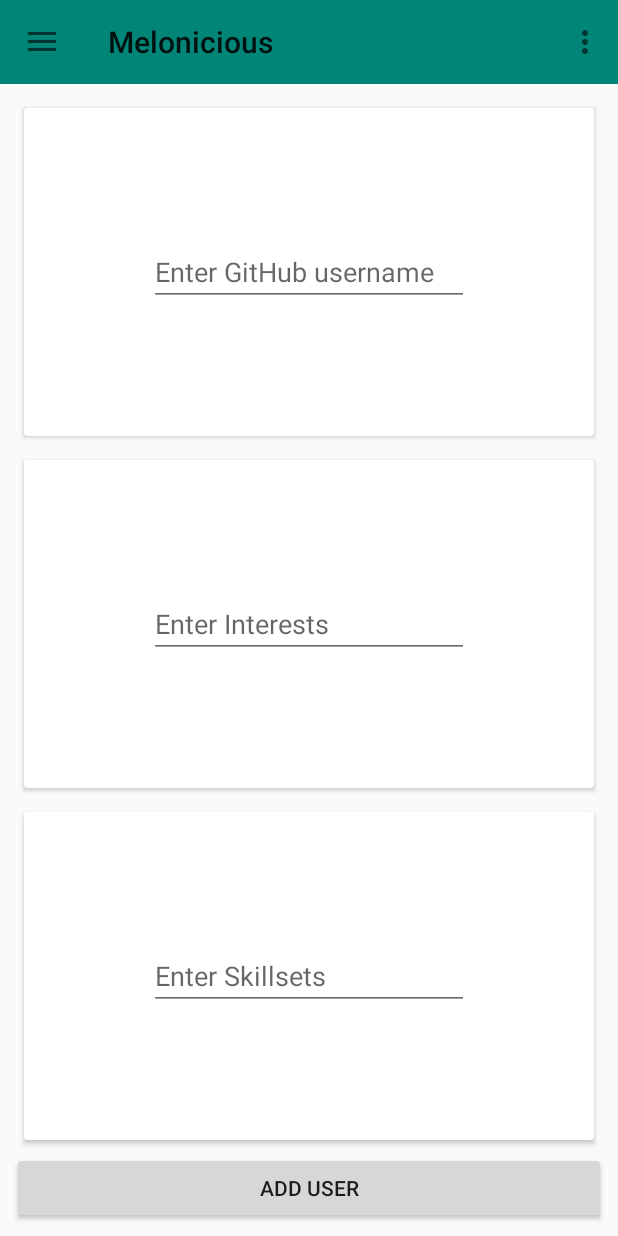
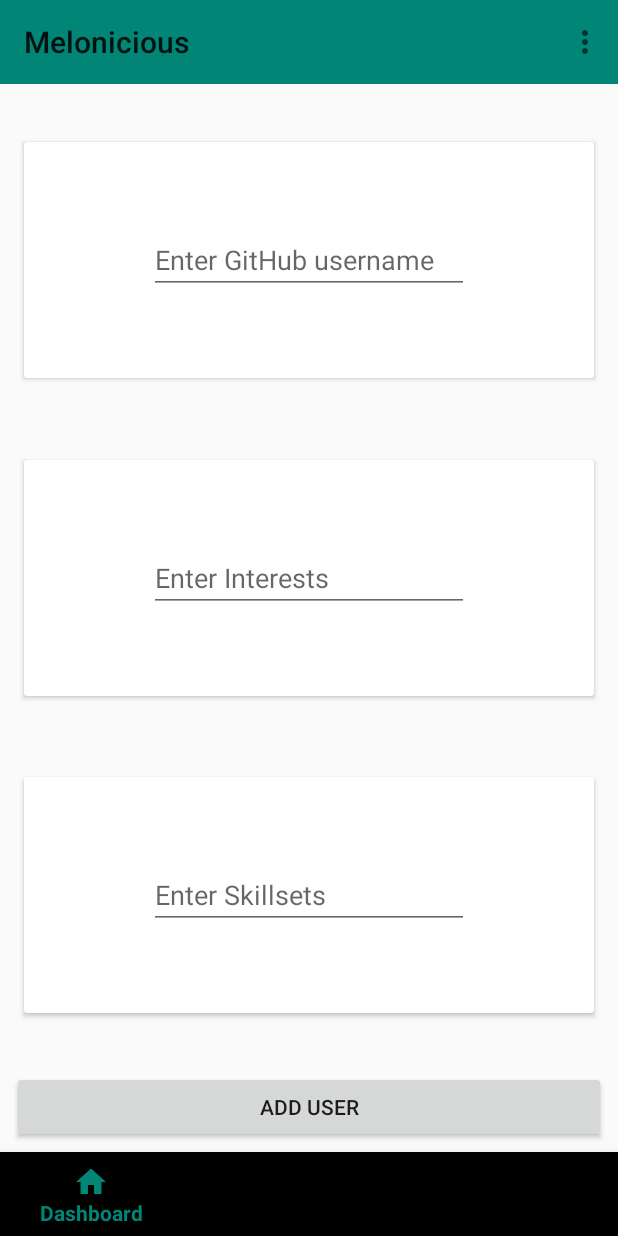
Before and after one commit to AbhilashG97/Melonicious, an Android app: the screen it shows after launch (DashboardActivity), after a tap on an icon or button, on a phone screen of 412 x 824 dp. Run offline under Robolectric (Android 15) with nearby library versions, the phone set to English and light mode, and no system bars; our stand-ins replace Room's generated code, RxJava; libraries missing offline, so code that uses them is left out: com.facebook.stetho; 1 statement that could not run was skipped.

Commit message:
Update Navigation drawer

```diff
--- a/app/build.gradle
+++ b/app/build.gradle
@@ -40,6 +40,8 @@ android {
 dependencies {
     implementation fileTree(include: ['*.jar'], dir: 'libs')
     implementation 'androidx.appcompat:appcompat:1.0.2'
+    //Design library
+    implementation 'com.android.support:design:28.0.0'
 
     // retrofit
     implementation 'com.squareup.retrofit2:retrofit:2.6.1'
--- a/app/src/main/java/abhilash/example/com/melonicious/dashboard/DashboardActivity.java
+++ b/app/src/main/java/abhilash/example/com/melonicious/dashboard/DashboardActivity.java
@@ -6,11 +6,15 @@ import android.util.Log;
 import android.view.Menu;
 import android.view.MenuItem;
 import android.view.View;
+import android.view.Window;
+import android.view.WindowManager;
 
+import androidx.annotation.NonNull;
 import androidx.appcompat.app.ActionBarDrawerToggle;
 import androidx.appcompat.app.AlertDialog;
 import androidx.appcompat.app.AppCompatActivity;
 import androidx.appcompat.widget.Toolbar;
+import androidx.core.content.ContextCompat;
 import androidx.core.view.GravityCompat;
 import androidx.drawerlayout.widget.DrawerLayout;
 import androidx.fragment.app.Fragment;
@@ -19,6 +23,7 @@ import androidx.fragment.app.FragmentTransaction;
 import androidx.lifecycle.ViewModelProviders;
 
 import com.facebook.stetho.Stetho;
+import com.google.android.material.bottomnavigation.BottomNavigationView;
 import com.google.android.material.navigation.NavigationView;
 import com.google.android.material.snackbar.Snackbar;
 
@@ -39,23 +44,49 @@ public class DashboardActivity extends AppCompatActivity
         setContentView(R.layout.dashboard_activity);
         Toolbar toolbar = findViewById(R.id.toolbar);
         setSupportActionBar(toolbar);
+        Window window = getWindow();
+        window.clearFlags(WindowManager.LayoutParams.FLAG_TRANSLUCENT_STATUS);
+        window.addFlags(WindowManager.LayoutParams.FLAG_DRAWS_SYSTEM_BAR_BACKGROUNDS);
+        window.setStatusBarColor(ContextCompat.getColor(DashboardActivity.this,R.color.colorPrimary));
 
 
         viewModel = ViewModelProviders.of(this).get(DashboardViewModel.class);
 
         initializeStetho();
 
-        DrawerLayout drawer = findViewById(R.id.drawer_layout);
-        ActionBarDrawerToggle toggle = new ActionBarDrawerToggle(
-                this, drawer, toolbar, R.string.navigation_drawer_open,
-                R.string.navigation_drawer_close);
-        drawer.addDrawerListener(toggle);
-        toggle.syncState();
-
-        NavigationView navigationView = findViewById(R.id.nav_view);
-        navigationView.setNavigationItemSelectedListener(this);
+        BottomNavigationView bottomNavigationView = findViewById(R.id.nav_view);
+        bottomNavigationView.setOnNavigationItemSelectedListener(navigationItemSelectedListener);
 
         startDashboardMainFragment();
+    }
+    private BottomNavigationView.OnNavigationItemSelectedListener navigationItemSelectedListener = new BottomNavigationView.OnNavigationItemSelectedListener() {
+        @Override
+        public boolean onNavigationItemSelected(@NonNull MenuItem menuItem) {
+            int id = menuItem.getItemId();
+            switch (id){
+                case R.id.nav_dashboard:
+                    loadFragment(new MainDashboardFragment());
+                    return true;
+                case R.id.nav_add_user:
+                    loadFragment(new AddMenteeFragment());
+                    return true;
+                case R.id.nav_users:
+                    loadFragment(new ViewMenteeFragment());
+                    return true;
+                case R.id.nav_stats:
+                    loadFragment(new Fragment());
+                    return true;
+                default:
+                    return false;
+            }
+        }
+    };
+    private void loadFragment(Fragment fragment){
+        FragmentManager fragmentManager = getSupportFragmentManager();
+        fragmentManager.beginTransaction()
+                .replace(R.id.framelayout_content,fragment)
+                .addToBackStack(null)
+                .commit();
     }
 
     private void initializeStetho() {
@@ -74,10 +105,7 @@ public class DashboardActivity extends AppCompatActivity
     public void onBackPressed() {
         FragmentManager fragmentManager = getSupportFragmentManager();
 
-        DrawerLayout drawer = findViewById(R.id.drawer_layout);
-        if (drawer.isDrawerOpen(GravityCompat.START)) {
-            drawer.closeDrawer(GravityCompat.START);
-        }
+
 
         int count = getSupportFragmentManager().getBackStackEntryCount();
 
@@ -152,10 +180,6 @@ public class DashboardActivity extends AppCompatActivity
             fragment = new ViewMenteeFragment();
         } else if (id == R.id.nav_stats) {
             fragment = new Fragment();
-        } else if (id == R.id.nav_about) {
-            showAboutDialog();
-        } else if (id == R.id.nav_about_author) {
-            Log.i("ABOUT AUTHOR", "Show about author fragment");
         }
 
         FragmentManager fragmentManager = getSupportFragmentManager();
@@ -165,8 +189,7 @@ public class DashboardActivity extends AppCompatActivity
                 .setTransition(FragmentTransaction.TRANSIT_FRAGMENT_FADE)
                 .commit();
 
-        DrawerLayout drawer = findViewById(R.id.drawer_layout);
-        drawer.closeDrawer(GravityCompat.START);
+
         return true;
     }
 
--- a/app/src/main/res/layout/dashboard_activity.xml
+++ b/app/src/main/res/layout/dashboard_activity.xml
@@ -1,5 +1,5 @@
 <?xml version="1.0" encoding="utf-8"?>
-<androidx.drawerlayout.widget.DrawerLayout xmlns:android="http://schemas.android.com/apk/res/android"
+<RelativeLayout xmlns:android="http://schemas.android.com/apk/res/android"
     xmlns:app="http://schemas.android.com/apk/res-auto"
     xmlns:tools="http://schemas.android.com/tools"
     android:id="@+id/drawer_layout"
@@ -26,13 +26,14 @@
 
     </LinearLayout>
 
-    <com.google.android.material.navigation.NavigationView
+    <com.google.android.material.bottomnavigation.BottomNavigationView
         android:id="@+id/nav_view"
-        android:layout_width="wrap_content"
-        android:layout_height="match_parent"
+        android:layout_width="match_parent"
+        android:layout_height="wrap_content"
         android:layout_gravity="start"
+        android:layout_alignParentBottom="true"
         android:fitsSystemWindows="true"
         app:headerLayout="@layout/nav_header_main"
         app:menu="@menu/activity_main_drawer" />
 
-</androidx.drawerlayout.widget.DrawerLayout>
+</RelativeLayout>
--- a/app/src/main/res/layout/fragment_add_mentee.xml
+++ b/app/src/main/res/layout/fragment_add_mentee.xml
@@ -6,10 +6,11 @@
     android:layout_height="match_parent"
     tools:context=".addmentee.AddMenteeFragment">
 
+
     <androidx.cardview.widget.CardView
         android:id="@+id/cardview_username"
-        android:layout_width="0dp"
-        android:layout_height="0dp"
+        android:layout_width="380dp"
+        android:layout_height="157dp"
         android:layout_marginStart="16dp"
         android:layout_marginTop="16dp"
         android:layout_marginEnd="16dp"
@@ -33,12 +34,12 @@
 
     <androidx.cardview.widget.CardView
         android:id="@+id/cardview_skillset"
-        android:layout_width="0dp"
-        android:layout_height="0dp"
+        android:layout_width="380dp"
+        android:layout_height="157dp"
         android:layout_marginStart="16dp"
         android:layout_marginTop="16dp"
         android:layout_marginEnd="16dp"
-        android:layout_marginBottom="8dp"
+        android:layout_marginBottom="16dp"
         android:elevation="8dp"
         app:layout_constraintBottom_toTopOf="@+id/button_add_user"
         app:layout_constraintEnd_toEndOf="parent"
@@ -58,10 +59,12 @@
 
     <androidx.cardview.widget.CardView
         android:id="@+id/cardview_interests"
-        android:layout_width="0dp"
-        android:layout_height="0dp"
+        android:layout_width="380dp"
+        android:layout_height="157dp"
         android:layout_marginStart="16dp"
         android:layout_marginEnd="16dp"
+        android:layout_marginTop="16dp"
+        android:layout_marginBottom="16dp"
         android:elevation="8dp"
         app:layout_constraintBottom_toTopOf="@+id/cardview_skillset"
         app:layout_constraintEnd_toEndOf="parent"
@@ -85,7 +88,7 @@
         android:layout_height="wrap_content"
         android:layout_marginStart="8dp"
         android:layout_marginEnd="8dp"
-        android:layout_marginBottom="8dp"
+        android:layout_marginBottom="62dp"
         android:text="@string/add_user"
         app:layout_constraintBottom_toBottomOf="parent"
         app:layout_constraintEnd_toEndOf="parent"
--- a/app/src/main/res/layout/view_mentee_fragment.xml
+++ b/app/src/main/res/layout/view_mentee_fragment.xml
@@ -17,7 +17,10 @@
         android:layout_width="wrap_content"
         android:layout_height="wrap_content"
         android:layout_gravity="bottom|end"
-        android:layout_margin="@dimen/fab_margin"
+        android:layout_marginStart="@dimen/fab_margin"
+        android:layout_marginTop="@dimen/fab_margin"
+        android:layout_marginEnd="13dp"
+        android:layout_marginBottom="75dp"
         app:srcCompat="@drawable/ic_add" />
 
 </FrameLayout>
--- a/app/src/main/res/menu/activity_main_drawer.xml
+++ b/app/src/main/res/menu/activity_main_drawer.xml
@@ -22,15 +22,15 @@
             android:id="@+id/nav_stats"
             android:icon="@drawable/ic_menu_stats"
             android:title="@string/stats" />
-        <item
-            android:id="@+id/nav_about"
-            android:icon="@drawable/ic_menu_info"
-            android:title="@string/about" />
+<!--        <item-->
+<!--            android:id="@+id/nav_about"-->
+<!--            android:icon="@drawable/ic_menu_info"-->
+<!--            android:title="@string/about" />-->
 
-        <item
-            android:id="@+id/nav_about_author"
-            android:icon="@drawable/ic_person"
-            android:title="@string/author" />
+<!--        <item-->
+<!--            android:id="@+id/nav_about_author"-->
+<!--            android:icon="@drawable/ic_person"-->
+<!--            android:title="@string/author" />-->
     </group>
 
 </menu>
```
Also changed, not shown: app/src/main/res/layout/fragment_main_dashboard.xml (+11 -5 lines).
